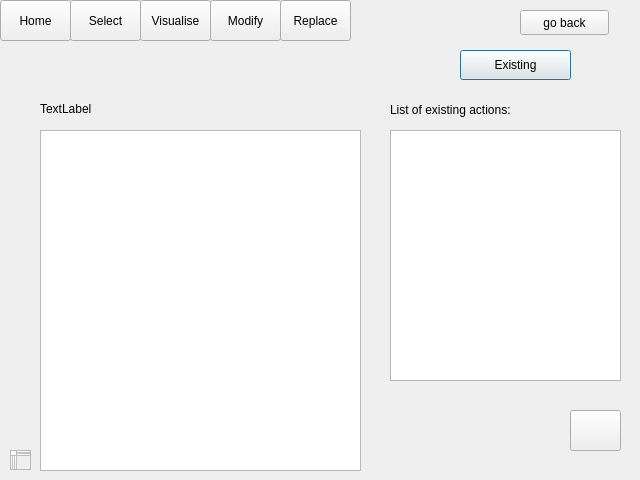
Old version of the form replaceaction.ui in the repository ariannabettin/FYPArianna.
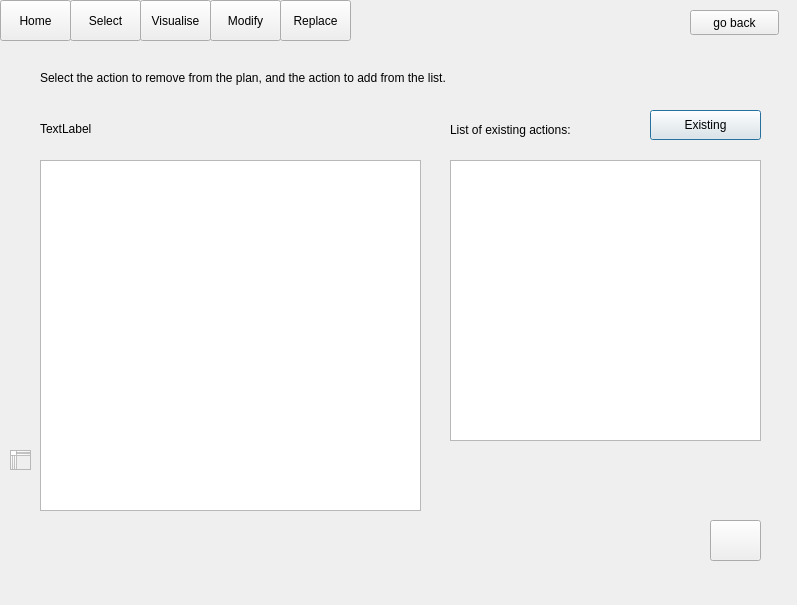
New version of the form.

Patch:
```diff
--- a/replaceaction.ui
+++ b/replaceaction.ui
@@ -6,8 +6,8 @@
    <rect>
     <x>0</x>
     <y>0</y>
-    <width>640</width>
-    <height>480</height>
+    <width>797</width>
+    <height>605</height>
    </rect>
   </property>
   <property name="windowTitle">
@@ -20,7 +20,7 @@
    <property name="geometry">
     <rect>
      <x>40</x>
-     <y>100</y>
+     <y>120</y>
      <width>371</width>
      <height>17</height>
     </rect>
@@ -32,8 +32,8 @@
   <widget class="QPushButton" name="existingButton">
    <property name="geometry">
     <rect>
-     <x>460</x>
-     <y>50</y>
+     <x>650</x>
+     <y>110</y>
      <width>111</width>
      <height>30</height>
     </rect>
@@ -45,19 +45,19 @@
   <widget class="QListWidget" name="list">
    <property name="geometry">
     <rect>
-     <x>390</x>
-     <y>130</y>
-     <width>231</width>
-     <height>251</height>
+     <x>450</x>
+     <y>160</y>
+     <width>311</width>
+     <height>281</height>
     </rect>
    </property>
   </widget>
   <widget class="QLabel" name="label">
    <property name="geometry">
     <rect>
-     <x>390</x>
-     <y>100</y>
-     <width>161</width>
+     <x>450</x>
+     <y>120</y>
+     <width>171</width>
      <height>20</height>
     </rect>
    </property>
@@ -68,8 +68,8 @@
   <widget class="QPushButton" name="replaceActionsButton">
    <property name="geometry">
     <rect>
-     <x>570</x>
-     <y>410</y>
+     <x>710</x>
+     <y>520</y>
      <width>51</width>
      <height>41</height>
     </rect>
@@ -82,9 +82,9 @@
    <property name="geometry">
     <rect>
      <x>40</x>
-     <y>130</y>
-     <width>321</width>
-     <height>341</height>
+     <y>160</y>
+     <width>381</width>
+     <height>351</height>
     </rect>
    </property>
   </widget>
@@ -166,7 +166,7 @@
   <widget class="QPushButton" name="backButton">
    <property name="geometry">
     <rect>
-     <x>520</x>
+     <x>690</x>
      <y>10</y>
      <width>89</width>
      <height>25</height>
@@ -176,6 +176,19 @@
     <string>go back</string>
    </property>
   </widget>
+  <widget class="QLabel" name="label_2">
+   <property name="geometry">
+    <rect>
+     <x>40</x>
+     <y>70</y>
+     <width>731</width>
+     <height>16</height>
+    </rect>
+   </property>
+   <property name="text">
+    <string>Select the action to remove from the plan, and the action to add from the list.</string>
+   </property>
+  </widget>
  </widget>
  <resources/>
  <connections/>
```
